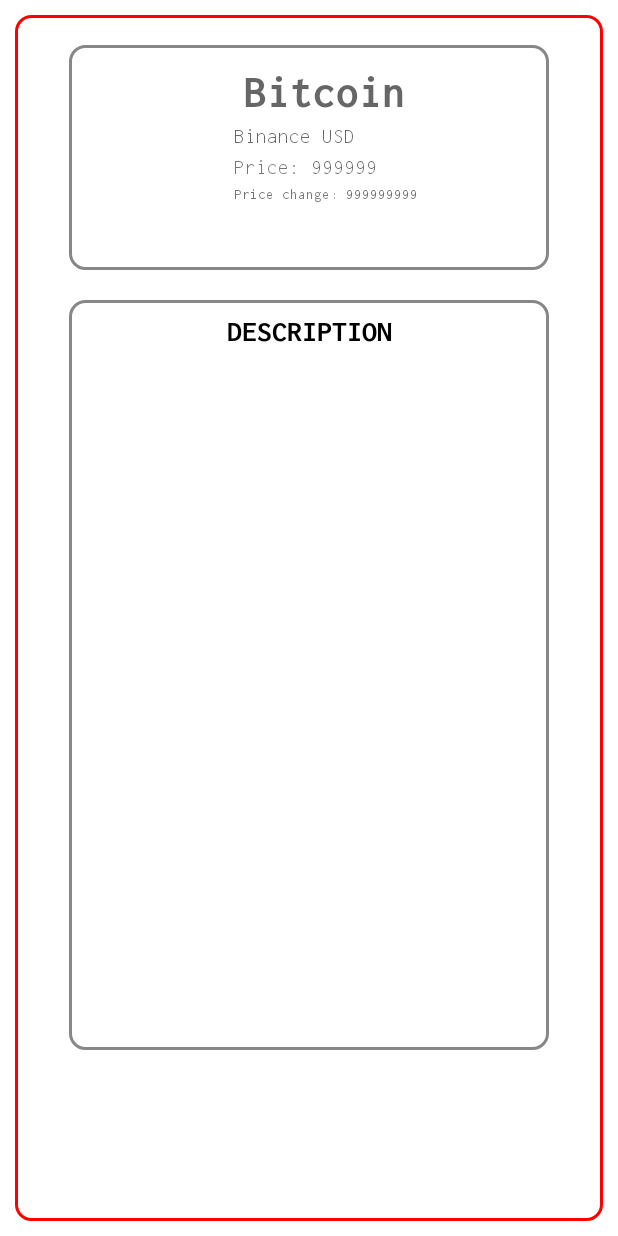
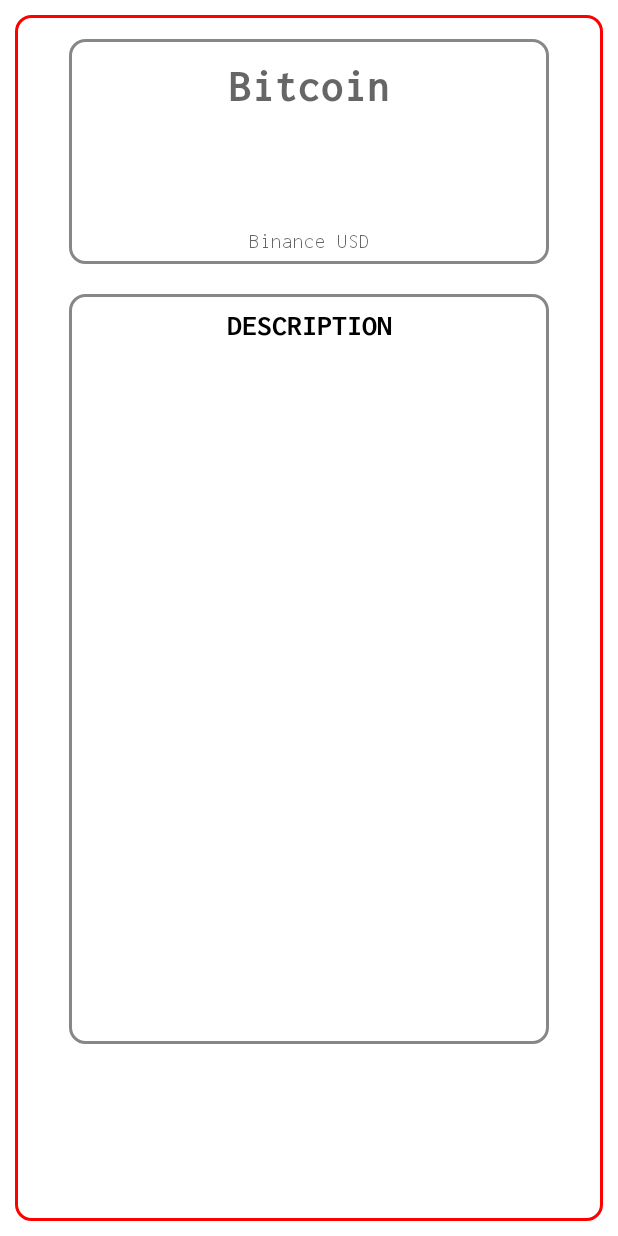
Before and after one commit to nikikrad/ImprovedCrypto, an Android app: the layout item_favoritecoin.xml on its own in the app's theme, with its tools: preview values and no code run, on a phone screen of 412 x 824 dp. Run offline under Robolectric (Android 15) with nearby library versions, the phone set to English and light mode, and no system bars; network calls fail.

Commit message:
some changes

```diff
--- a/app/src/main/java/com/example/improvedcrypto/files/favorite/FavoriteAdapter.kt
+++ b/app/src/main/java/com/example/improvedcrypto/files/favorite/FavoriteAdapter.kt
@@ -46,8 +46,6 @@
         private val name: TextView = itemView.findViewById(R.id.tv_Name)
         private val avatar: ImageView = itemView.findViewById(R.id.iv_Avatar)
         private val symbols: TextView = itemView.findViewById(R.id.tv_Symbol)
-        private val price: TextView = itemView.findViewById(R.id.tv_Price)
-        private val changePrice: TextView = itemView.findViewById(R.id.tv_ChangePrice)
         private val description: TextView = itemView.findViewById(R.id.tv_Description)
 
 
@@ -55,8 +53,6 @@
 
             name.text = item.name
             symbols.text = item.symbol
-            price.text = item.currentPrice.toString()
-            changePrice.text = item.changePrice.toString()
             description.text = item.description
 
             Glide.with(itemView)
--- a/app/src/main/res/layout/item_favoritecoin.xml
+++ b/app/src/main/res/layout/item_favoritecoin.xml
@@ -13,7 +13,7 @@
         android:id="@+id/v_Main"
         android:layout_width="320dp"
         android:layout_height="150dp"
-        android:layout_marginTop="20dp"
+        android:layout_marginTop="16dp"
         android:background="@drawable/rectangle_rounded"
         app:layout_constraintEnd_toEndOf="parent"
         app:layout_constraintStart_toStartOf="parent"
@@ -33,7 +33,6 @@
         android:id="@+id/tv_Name"
         android:layout_width="wrap_content"
         android:layout_height="wrap_content"
-        android:layout_marginStart="20dp"
         android:layout_marginTop="15dp"
         android:fontFamily="@font/inconsolata_bold"
         android:hint="Bitcoin"
@@ -47,66 +46,24 @@
         android:id="@+id/iv_Avatar"
         android:layout_width="60dp"
         android:layout_height="60dp"
-        app:layout_constraintBottom_toBottomOf="@+id/v_Main"
-        app:layout_constraintStart_toStartOf="@+id/v_Main"
-        app:layout_constraintTop_toTopOf="@+id/v_Main"
-        android:layout_marginStart="30dp"
-        android:layout_marginTop="20dp"/>
+        android:layout_marginTop="10dp"
+        app:layout_constraintEnd_toEndOf="@+id/tv_Name"
+        app:layout_constraintStart_toStartOf="@+id/tv_Name"
+        app:layout_constraintTop_toBottomOf="@+id/tv_Name" />
 
     <TextView
         android:id="@+id/tv_Symbol"
         android:layout_width="wrap_content"
         android:layout_height="wrap_content"
+        android:layout_marginTop="3dp"
         android:fontFamily="@font/inconsolata_regular"
         android:hint="Binance USD"
         android:textColor="#595959"
-        android:layout_marginTop="5dp"
-        android:layout_marginStart="20dp"
-        app:layout_constraintStart_toEndOf="@+id/iv_Avatar"
-        app:layout_constraintTop_toBottomOf="@+id/tv_Name" />
+        android:layout_marginBottom="8dp"
+        app:layout_constraintBottom_toBottomOf="@+id/v_Main"
+        app:layout_constraintEnd_toEndOf="@+id/v_Main"
+        app:layout_constraintStart_toStartOf="@+id/v_Main" />
 
-    <TextView
-        android:id="@+id/tv_StaticPrice"
-        android:layout_width="wrap_content"
-        android:layout_height="wrap_content"
-        android:layout_marginTop="5dp"
-        android:fontFamily="@font/inconsolata_regular"
-        android:text="Price: "
-        app:layout_constraintStart_toStartOf="@+id/tv_Symbol"
-        app:layout_constraintTop_toBottomOf="@+id/tv_Symbol" />
-
-    <TextView
-        android:id="@+id/tv_Price"
-        android:layout_width="wrap_content"
-        android:layout_height="wrap_content"
-        android:layout_marginTop="5dp"
-        android:hint="999999"
-        android:fontFamily="@font/inconsolata_regular"
-        app:layout_constraintStart_toEndOf="@+id/tv_StaticPrice"
-        app:layout_constraintTop_toBottomOf="@+id/tv_Symbol"/>
-
-
-    <TextView
-        android:id="@+id/tv_Change"
-        android:layout_width="wrap_content"
-        android:layout_height="wrap_content"
-        android:textSize="10sp"
-        android:text="Price change: "
-        app:layout_constraintTop_toBottomOf="@+id/tv_StaticPrice"
-        app:layout_constraintStart_toStartOf="@+id/tv_StaticPrice"
-        android:layout_marginTop="5dp"
-        android:fontFamily="@font/inconsolata_regular"/>
-
-    <TextView
-        android:id="@+id/tv_ChangePrice"
-        android:layout_width="wrap_content"
-        android:layout_height="wrap_content"
-        android:layout_marginTop="5dp"
-        android:textSize="10sp"
-        android:hint="999999999"
-        android:fontFamily="@font/inconsolata_regular"
-        app:layout_constraintTop_toBottomOf="@+id/tv_Price"
-        app:layout_constraintStart_toEndOf="@+id/tv_Change"/>
 
     <TextView
         android:id="@+id/tv_StaticDescription"
--- a/app/src/main/res/menu/toolbar.xml
+++ b/app/src/main/res/menu/toolbar.xml
@@ -1,10 +1,10 @@
 <?xml version="1.0" encoding="utf-8"?>
 <menu xmlns:android="http://schemas.android.com/apk/res/android"
     xmlns:app="http://schemas.android.com/apk/res-auto">
-<item
-    android:id="@+id/favorite"
-    android:icon="@drawable/ic_star_outline"
-    android:title="Favorite"
-    app:showAsAction="ifRoom"
-    />
+    <item
+        android:id="@+id/favorite"
+        android:title="Favorite"
+        android:icon="@drawable/ic_star_outline"
+        app:showAsAction="ifRoom">
+    </item>
 </menu>
```
